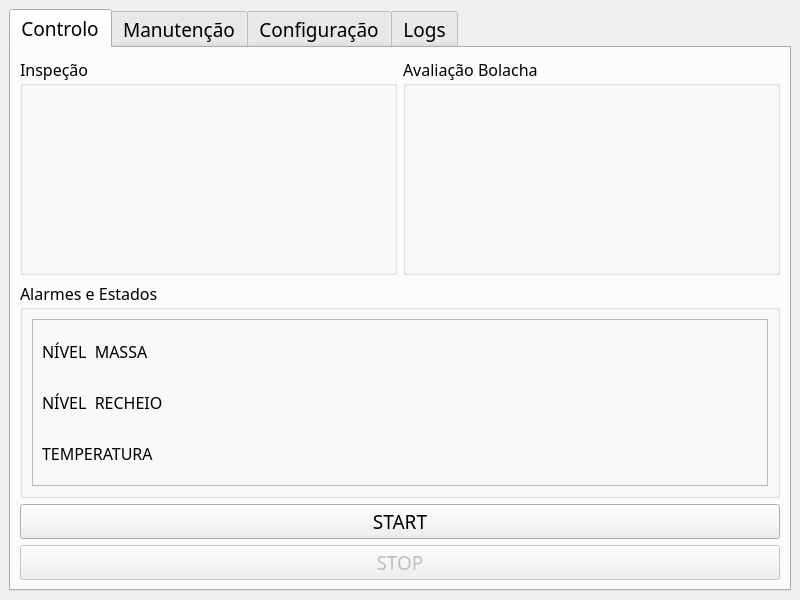
Old version of the form ui_files/MainWindow.ui in the repository noliveira9822/cookie_maker.
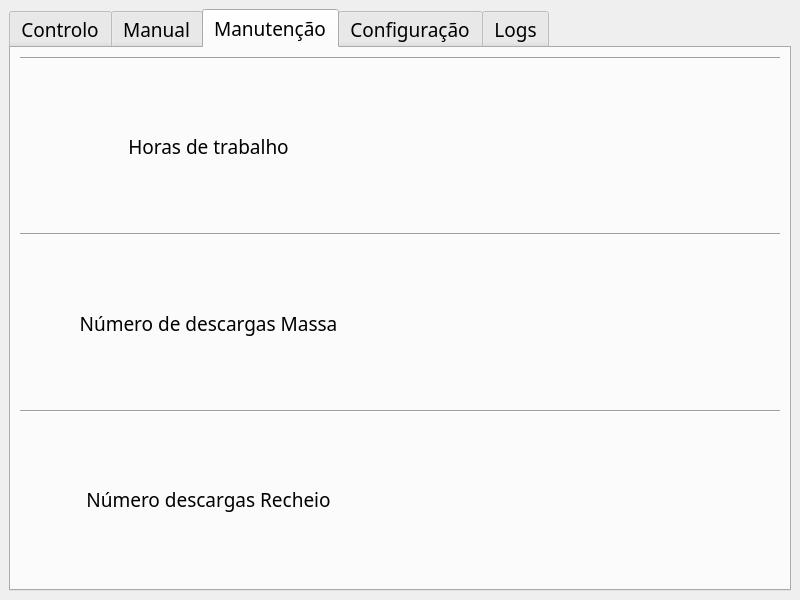
New version of the form. The open tabs and pages were chosen to show the change. Icons and pictures are not drawn.

Diff of the .ui file:
```diff
--- a/ui_files/MainWindow.ui
+++ b/ui_files/MainWindow.ui
@@ -19,7 +19,7 @@
   <property name="maximumSize">
    <size>
     <width>800</width>
-    <height>600</height>
+    <height>1025</height>
    </size>
   </property>
   <property name="windowTitle">
@@ -48,7 +48,10 @@
        <enum>QTabWidget::Rounded</enum>
       </property>
       <property name="currentIndex">
-       <number>3</number>
+       <number>0</number>
+      </property>
+      <property name="elideMode">
+       <enum>Qt::ElideLeft</enum>
       </property>
       <widget class="QWidget" name="tab_controlo">
        <attribute name="title">
@@ -94,11 +97,34 @@
               </property>
               <layout class="QVBoxLayout" name="verticalLayout_3">
                <item>
-                <widget class="QLabel" name="lbl_cookie_status">
-                 <property name="text">
-                  <string/>
-                 </property>
-                </widget>
+                <layout class="QVBoxLayout" name="verticalLayout_6">
+                 <item>
+                  <widget class="QPushButton" name="btn_bolacha_ok">
+                   <property name="font">
+                    <font>
+                     <family>Rockwell</family>
+                     <pointsize>12</pointsize>
+                    </font>
+                   </property>
+                   <property name="text">
+                    <string>OK</string>
+                   </property>
+                  </widget>
+                 </item>
+                 <item>
+                  <widget class="QPushButton" name="btn_bolacha_not_ok">
+                   <property name="font">
+                    <font>
+                     <family>Rockwell</family>
+                     <pointsize>12</pointsize>
+                    </font>
+                   </property>
+                   <property name="text">
+                    <string>NOT OK</string>
+                   </property>
+                  </widget>
+                 </item>
+                </layout>
                </item>
               </layout>
              </widget>
@@ -221,7 +247,7 @@
       </widget>
       <widget class="QWidget" name="tab_manutencao">
        <attribute name="title">
-        <string>Manutenção</string>
+        <string>Manual</string>
        </attribute>
        <layout class="QVBoxLayout" name="verticalLayout_11">
         <item>
@@ -431,6 +457,106 @@
         </item>
        </layout>
       </widget>
+      <widget class="QWidget" name="tab">
+       <attribute name="title">
+        <string>Manutenção</string>
+       </attribute>
+       <layout class="QVBoxLayout" name="verticalLayout_18">
+        <item>
+         <widget class="Line" name="line_3">
+          <property name="orientation">
+           <enum>Qt::Horizontal</enum>
+          </property>
+         </widget>
+        </item>
+        <item>
+         <layout class="QHBoxLayout" name="horizontalLayout_20">
+          <item>
+           <widget class="QLabel" name="label_17">
+            <property name="text">
+             <string>Horas de trabalho</string>
+            </property>
+            <property name="alignment">
+             <set>Qt::AlignCenter</set>
+            </property>
+           </widget>
+          </item>
+          <item>
+           <widget class="QLabel" name="lbl_horas_trabalho">
+            <property name="text">
+             <string/>
+            </property>
+            <property name="alignment">
+             <set>Qt::AlignCenter</set>
+            </property>
+           </widget>
+          </item>
+         </layout>
+        </item>
+        <item>
+         <widget class="Line" name="line">
+          <property name="orientation">
+           <enum>Qt::Horizontal</enum>
+          </property>
+         </widget>
+        </item>
+        <item>
+         <layout class="QHBoxLayout" name="horizontalLayout_21">
+          <item>
+           <widget class="QLabel" name="label_18">
+            <property name="text">
+             <string>Número de descargas Massa</string>
+            </property>
+            <property name="alignment">
+             <set>Qt::AlignCenter</set>
+            </property>
+           </widget>
+          </item>
+          <item>
+           <widget class="QLabel" name="lbl_numero_descargas_massa">
+            <property name="text">
+             <string/>
+            </property>
+            <property name="alignment">
+             <set>Qt::AlignCenter</set>
+            </property>
+           </widget>
+          </item>
+         </layout>
+        </item>
+        <item>
+         <widget class="Line" name="line_2">
+          <property name="orientation">
+           <enum>Qt::Horizontal</enum>
+          </property>
+         </widget>
+        </item>
+        <item>
+         <layout class="QHBoxLayout" name="horizontalLayout_22">
+          <item>
+           <widget class="QLabel" name="label_19">
+            <property name="text">
+             <string>Número descargas Recheio</string>
+            </property>
+            <property name="alignment">
+             <set>Qt::AlignCenter</set>
+            </property>
+           </widget>
+          </item>
+          <item>
+           <widget class="QLabel" name="lbl_numero_descargas_recheio">
+            <property name="text">
+             <string/>
+            </property>
+            <property name="alignment">
+             <set>Qt::AlignCenter</set>
+            </property>
+           </widget>
+          </item>
+         </layout>
+        </item>
+       </layout>
+      </widget>
       <widget class="QWidget" name="tab_config">
        <attribute name="title">
         <string>Configuração</string>
```
Left out of the diff: 124 changed lines with no effect on the pictures.
